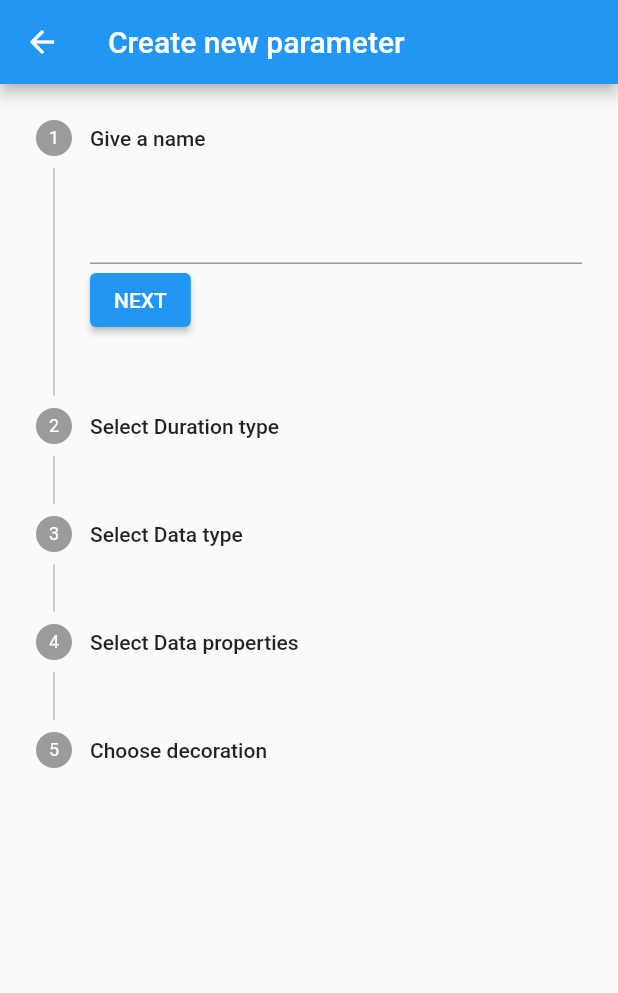
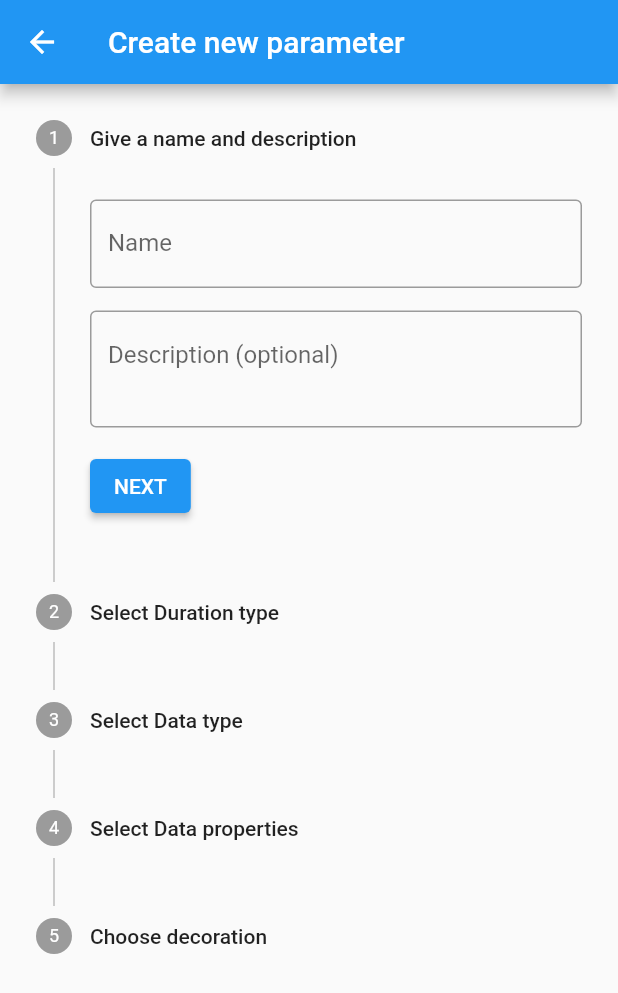
Before and after one commit to DanGalkin/Cause-mvp, a Flutter app: the CreateParameterScreen screen opened directly with empty values, on a phone screen of 412 x 824 dp. Shown: the top 993 px of the screen. Run offline on Flutter 3.47's test engine with Material 2 defaults, Android fonts, the phone set to English and light mode, and no system bars; our stand-ins replace csv, dotted_border, emoji_picker_flutter, firebase_auth, firebase_core, firebase_database and 4 more; missing offline and left inert: firebase_ui_auth; accounts and stored records are empty.

Commit message:
Add description to parameters

```diff
--- a/lib/controllers/board_controller.dart
+++ b/lib/controllers/board_controller.dart
@@ -94,6 +94,7 @@ class BoardController extends ChangeNotifier {
       VarType varType,
       String? metric,
       CategoryOptionsList? categories,
+      String description,
       ButtonDecoration decoration) async {
     Parameter newParameter = Parameter(
       id: nanoid(10),
@@ -106,6 +107,7 @@ class BoardController extends ChangeNotifier {
       categories: categories,
       notes: {},
       decoration: decoration,
+      description: description,
     );
     board.params[newParameter.id] = newParameter;
     await fbServices.updateBoard(board.id, board.toMap());
@@ -117,6 +119,7 @@ class BoardController extends ChangeNotifier {
       String newName,
       String? newMetric,
       CategoryOptionsList? newCategories,
+      String newDescription,
       ButtonDecoration newDecoration) async {
     if (parameter != null) {
       Parameter updatedParameter = Parameter(
@@ -130,6 +133,7 @@ class BoardController extends ChangeNotifier {
         categories: newCategories,
         notes: parameter.notes,
         decoration: newDecoration,
+        description: newDescription,
       );
       board.params[parameter.id] = updatedParameter;
       await fbServices.updateBoard(board.id, board.toMap());
--- a/lib/model/parameter.dart
+++ b/lib/model/parameter.dart
@@ -15,6 +15,7 @@ class Parameter {
   Map<String, Note> notes;
   ButtonDecoration decoration;
   RecordState recordState;
+  String description;
 
   Parameter({
     required this.id,
@@ -28,6 +29,7 @@ class Parameter {
     required this.notes,
     required this.decoration,
     this.recordState = const RecordState(),
+    this.description = '',
   });
 
   List<Note> get notesOrderedByTime {
@@ -86,7 +88,8 @@ class Parameter {
         decoration = ButtonDecoration.fromMap(map['decoration']),
         recordState = map.containsKey('recordState')
             ? RecordState.fromMap(map['recordState'])
-            : const RecordState();
+            : const RecordState(),
+        description = map.containsKey('description') ? map['description'] : '';
 
   Map toMap() {
     return {
@@ -101,6 +104,7 @@ class Parameter {
       'notes': notes.map((id, note) => MapEntry(id, note.toMap())),
       'decoration': decoration.toMap(),
       'recordState': recordState.toMap(),
+      'description': description,
     };
   }
 }
--- a/lib/view/create_parameter_screen.dart
+++ b/lib/view/create_parameter_screen.dart
@@ -31,6 +31,9 @@ class _CreateParameterScreenState extends State<CreateParameterScreen> {
   late TextEditingController _metricController;
   late TextEditingController _categoryController;
   late TextEditingController _categoryEditController;
+  late TextEditingController _descriptionController;
+
+  late ScrollController _descriptionScrollController;
 
   DurationType _selectedDurationType = DurationType.moment;
   VarType _selectedVarType = VarType.binary;
@@ -47,9 +50,12 @@ class _CreateParameterScreenState extends State<CreateParameterScreen> {
   @override
   void initState() {
     _nameController = TextEditingController();
+    _descriptionController = TextEditingController();
     _metricController = TextEditingController();
     _categoryController = TextEditingController();
     _categoryEditController = TextEditingController();
+
+    _descriptionScrollController = ScrollController();
 
     //set parameter props when editing
     _editScreen = widget.parameter != null ? true : false;
@@ -77,6 +83,50 @@ class _CreateParameterScreenState extends State<CreateParameterScreen> {
 
   @override
   Widget build(BuildContext context) {
+    List<Step> steps = [
+      Step(
+        title: _step < 1
+            ? const Text('Give a name and description')
+            : Text('Name: ${_nameController.text}'),
+        content: _buildNameInput(),
+      ),
+      Step(
+          title: _step < 2
+              ? const Text('Select Duration type')
+              : Text('Duration type: ${_selectedDurationType.name}'),
+          content: _editScreen
+              ? Container(
+                  alignment: Alignment.centerLeft,
+                  child: const Text(
+                    'Duration type is fixed. You cannot change it yet.',
+                    textAlign: TextAlign.left,
+                  ),
+                )
+              : _buildDurationTypeInput()),
+      Step(
+        title: _step < 3
+            ? const Text('Select Data type')
+            : Text('Data type: ${_selectedVarType.name}'),
+        content: _editScreen
+            ? Container(
+                alignment: Alignment.centerLeft,
+                child: const Text(
+                  'Data type is fixed. You cannot change it yet.',
+                  textAlign: TextAlign.left,
+                ),
+              )
+            : _buildDataTypeInput(),
+      ),
+      Step(
+        title: const Text('Select Data properties'),
+        content: _buildDataPropsInput(context),
+      ),
+      Step(
+        title: const Text('Choose decoration'),
+        content: _buildDecorationInput(context),
+      ),
+    ];
+
     return Scaffold(
       appBar: AppBar(
           title: Text(_editScreen
@@ -114,8 +164,7 @@ class _CreateParameterScreenState extends State<CreateParameterScreen> {
               ? const SizedBox
                   .shrink() // no controls when editing: just FAB to SAVE EDIT
               : Row(children: [
-                  //magical number 4 - is the last step index - should be refactored
-                  details.currentStep != 4
+                  details.currentStep != (steps.length - 1)
                       ? ElevatedButton(
                           onPressed: details.onStepContinue,
                           child: const Text('NEXT'),
@@ -127,49 +176,7 @@ class _CreateParameterScreenState extends State<CreateParameterScreen> {
                           child: const Text('CREATE & CONTINUE'))
                 ]);
         }),
-        steps: [
-          Step(
-            title: _step < 1
-                ? const Text('Give a name')
-                : Text('Name: ${_nameController.text}'),
-            content: _buildNameInput(),
-          ),
-          Step(
-              title: _step < 2
-                  ? const Text('Select Duration type')
-                  : Text('Duration type: ${_selectedDurationType.name}'),
-              content: _editScreen
-                  ? Container(
-                      alignment: Alignment.centerLeft,
-                      child: const Text(
-                        'Duration type is fixed. You cannot change it yet.',
-                        textAlign: TextAlign.left,
-                      ),
-                    )
-                  : _buildDurationTypeInput()),
-          Step(
-            title: _step < 3
-                ? const Text('Select Data type')
-                : Text('Data type: ${_selectedVarType.name}'),
-            content: _editScreen
-                ? Container(
-                    alignment: Alignment.centerLeft,
-                    child: const Text(
-                      'Data type is fixed. You cannot change it yet.',
-                      textAlign: TextAlign.left,
-                    ),
-                  )
-                : _buildDataTypeInput(),
-          ),
-          Step(
-            title: const Text('Select Data properties'),
-            content: _buildDataPropsInput(context),
-          ),
-          Step(
-            title: const Text('Choose decoration'),
-            content: _buildDecorationInput(context),
-          ),
-        ],
+        steps: steps,
       ),
       floatingActionButton: _editScreen
           ? FloatingActionButton.extended(
@@ -182,7 +189,32 @@ class _CreateParameterScreenState extends State<CreateParameterScreen> {
   }
 
   Widget _buildNameInput() {
-    return TextField(controller: _nameController);
+    return Column(
+      children: [
+        const SizedBox(height: 5),
+        TextField(
+          controller: _nameController,
+          decoration: const InputDecoration(
+            labelText: 'Name',
+            border: OutlineInputBorder(),
+          ),
+        ),
+        const SizedBox(height: 15),
+        TextField(
+          controller: _descriptionController,
+          scrollController: _descriptionScrollController,
+          keyboardType: TextInputType.multiline,
+          minLines: 2,
+          maxLines: 2,
+          decoration: const InputDecoration(
+            labelText: 'Description (optional)',
+            border: OutlineInputBorder(),
+            alignLabelWithHint: true,
+          ),
+        ),
+        const SizedBox(height: 15),
+      ],
+    );
   }
 
   Widget _buildDurationTypeInput() {
@@ -272,23 +304,38 @@ class _CreateParameterScreenState extends State<CreateParameterScreen> {
   Widget _buildDataPropsInput(BuildContext context) {
     switch (_selectedVarType) {
       case VarType.binary:
-        return Container(
-          alignment: Alignment.centerLeft,
-          child: const Text(
-              'No need for additional properties for binary parameter. It either occured, or not.'),
+        return Column(
+          children: [
+            Container(
+              alignment: Alignment.centerLeft,
+              child: const Text(
+                  'No need for additional properties for binary parameter. It either occured, or not.'),
+            ),
+            const SizedBox(height: 15),
+          ],
         );
       case VarType.unstructured:
-        return Container(
-          alignment: Alignment.centerLeft,
-          child: const Text(
-              'Your input for unstructured parameter will be plain text.'),
+        return Column(
+          children: [
+            Container(
+              alignment: Alignment.centerLeft,
+              child: const Text(
+                  'Your input for unstructured parameter will be plain text.'),
+            ),
+            const SizedBox(height: 15),
+          ],
         );
       case VarType.quantitative:
         return Column(children: [
-          const Text('Select a metric (kg, ml, pcs, times, etc.)'),
+          const SizedBox(height: 5),
           TextField(
             controller: _metricController,
+            decoration: const InputDecoration(
+              labelText: 'Select a metric (kg, ml, pcs, times, etc.)',
+              border: OutlineInputBorder(),
+            ),
           ),
+          const SizedBox(height: 15),
         ]);
       case VarType.categorical:
         return _buildCategoryCreator(context);
@@ -305,6 +352,9 @@ class _CreateParameterScreenState extends State<CreateParameterScreen> {
     _metricController.dispose();
     _categoryController.dispose();
     _categoryEditController.dispose();
+    _descriptionController.dispose();
+
+    _descriptionScrollController.dispose();
     super.dispose();
   }
 
@@ -313,11 +363,16 @@ class _CreateParameterScreenState extends State<CreateParameterScreen> {
       Container(
           alignment: Alignment.centerLeft,
           child: const Text('Create categories for your parameter:')),
+      const SizedBox(height: 15),
       Row(
         children: [
           Expanded(
             child: TextField(
               controller: _categoryController,
+              decoration: const InputDecoration(
+                labelText: 'Type new and click `+ Add`',
+                border: OutlineInputBorder(),
+              ),
             ),
           ),
           TextButton(
@@ -374,7 +429,8 @@ class _CreateParameterScreenState extends State<CreateParameterScreen> {
           },
           shrinkWrap: true,
         ),
-      )
+      ),
+      const SizedBox(height: 15),
     ]);
   }
 
@@ -388,6 +444,7 @@ class _CreateParameterScreenState extends State<CreateParameterScreen> {
         _selectedVarType,
         _metricController.text,
         _categoryOptions,
+        _descriptionController.text,
         ButtonDecoration(
             color: _color, icon: _icon, showLastNote: _showLastNote));
 
@@ -411,6 +468,7 @@ class _CreateParameterScreenState extends State<CreateParameterScreen> {
           _nameController.text,
           _metricController.text,
           _categoryOptions,
+          _descriptionController.text,
           ButtonDecoration(
               color: _color, icon: _icon, showLastNote: _showLastNote));
 
--- a/lib/view/parameter_screen.dart
+++ b/lib/view/parameter_screen.dart
@@ -101,11 +101,27 @@ class _ParameterScreenState extends State<ParameterScreen> {
   @override
   Widget build(BuildContext context) {
     final Parameter parameter = widget.parameter;
+    final bool hasDescription = parameter.description != '' ? true : false;
 
     return Scaffold(
       appBar: AppBar(
           title: Text(_editScreen ? 'Edit note' : 'Enter new note'),
           actions: [
+            IconButton(
+              icon: const Icon(Icons.info_outlined),
+              onPressed: hasDescription
+                  ? () {
+                      showDialog(
+                        context: context,
+                        builder: (context) => AlertDialog(
+                            title: Text('${parameter.name} : description'),
+                            content: SingleChildScrollView(
+                                child: Text(parameter.description))),
+                        barrierDismissible: true,
+                      );
+                    }
+                  : null,
+            ),
             IconButton(
               icon: const Icon(Icons.view_list),
               onPressed: () {
```
